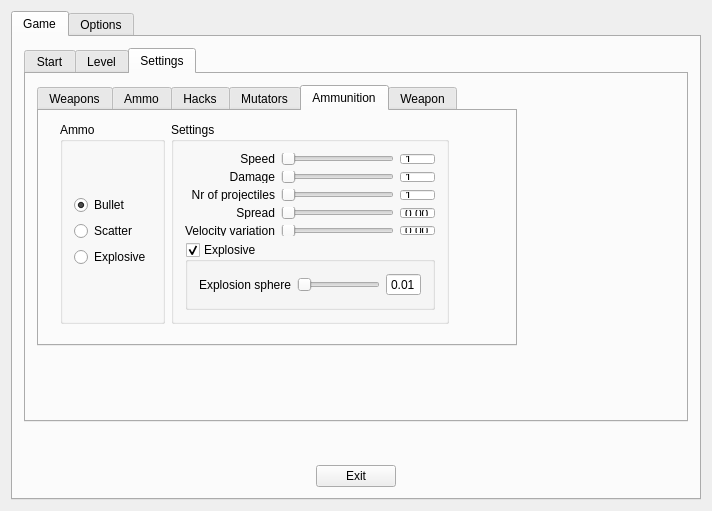
ensq/xkill-resources, file xkill-gui/MainMenu.ui: the form before one commit.
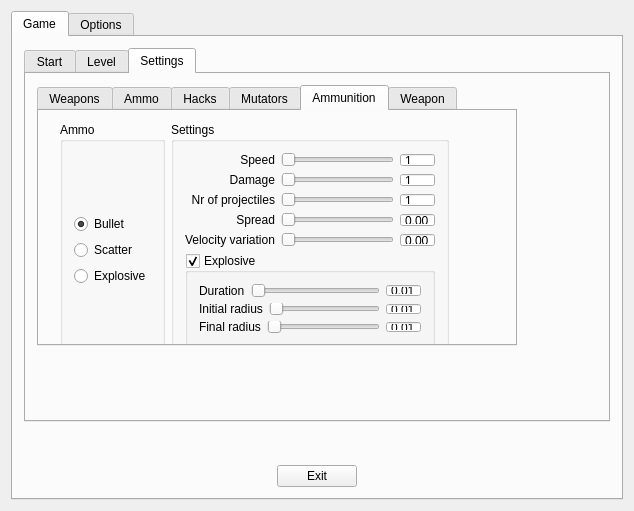
The form after the commit. The open tabs and pages were chosen to show the change. Icons and pictures are not drawn.

Commit message: Explosion sphere radius and growth. Not visble yet.

The edit to the form file:
```diff
--- a/xkill-gui/MainMenu.ui
+++ b/xkill-gui/MainMenu.ui
@@ -6,8 +6,8 @@
    <rect>
     <x>0</x>
     <y>0</y>
-    <width>712</width>
-    <height>455</height>
+    <width>594</width>
+    <height>442</height>
    </rect>
   </property>
   <property name="windowTitle">
@@ -1414,7 +1414,7 @@
                         <x>10</x>
                         <y>0</y>
                         <width>411</width>
-                        <height>224</height>
+                        <height>261</height>
                        </rect>
                       </property>
                       <layout class="QHBoxLayout" name="horizontalLayout_17">
@@ -1708,12 +1708,52 @@
                              <bool>true</bool>
                             </property>
                             <layout class="QVBoxLayout" name="verticalLayout_34">
+                             <item>
+                              <layout class="QHBoxLayout" name="horizontalLayout_41">
+                               <item>
+                                <widget class="QLabel" name="label_36">
+                                 <property name="text">
+                                  <string>Duration</string>
+                                 </property>
+                                </widget>
+                               </item>
+                               <item>
+                                <widget class="QSlider" name="horizontalSlider_Ammo_ExplosionDuration">
+                                 <property name="minimum">
+                                  <number>1</number>
+                                 </property>
+                                 <property name="maximum">
+                                  <number>100</number>
+                                 </property>
+                                 <property name="orientation">
+                                  <enum>Qt::Horizontal</enum>
+                                 </property>
+                                </widget>
+                               </item>
+                               <item>
+                                <widget class="QDoubleSpinBox" name="doubleSpinBox_Ammo_ExplosionDuration">
+                                 <property name="readOnly">
+                                  <bool>true</bool>
+                                 </property>
+                                 <property name="buttonSymbols">
+                                  <enum>QAbstractSpinBox::NoButtons</enum>
+                                 </property>
+                                 <property name="minimum">
+                                  <double>0.010000000000000</double>
+                                 </property>
+                                 <property name="maximum">
+                                  <double>1.000000000000000</double>
+                                 </property>
+                                </widget>
+                               </item>
+                              </layout>
+                             </item>
                              <item>
                               <layout class="QHBoxLayout" name="horizontalLayout_39">
                                <item>
                                 <widget class="QLabel" name="label_33">
                                  <property name="text">
-                                  <string>Explosion sphere</string>
+                                  <string>Initial radius</string>
                                  </property>
                                 </widget>
                                </item>
@@ -1731,7 +1771,47 @@
                                 </widget>
                                </item>
                                <item>
-                                <widget class="QDoubleSpinBox" name="doubleSpinBox_Ammo_ExplosionSphere">
+                                <widget class="QDoubleSpinBox" name="doubleSpinBox_Ammo_ExplosionInitialRadius">
+                                 <property name="readOnly">
+                                  <bool>true</bool>
+                                 </property>
+                                 <property name="buttonSymbols">
+                                  <enum>QAbstractSpinBox::NoButtons</enum>
+                                 </property>
+                                 <property name="minimum">
+                                  <double>0.010000000000000</double>
+                                 </property>
+                                 <property name="maximum">
+                                  <double>1.000000000000000</double>
+                                 </property>
+                                </widget>
+                               </item>
+                              </layout>
+                             </item>
+                             <item>
+                              <layout class="QHBoxLayout" name="horizontalLayout_40">
+                               <item>
+                                <widget class="QLabel" name="label_35">
+                                 <property name="text">
+                                  <string>Final radius</string>
+                                 </property>
+                                </widget>
+                               </item>
+                               <item>
+                                <widget class="QSlider" name="horizontalSlider_Ammo_ExplosionFinalRadius">
+                                 <property name="minimum">
+                                  <number>1</number>
+                                 </property>
+                                 <property name="maximum">
+                                  <number>100</number>
+                                 </property>
+                                 <property name="orientation">
+                                  <enum>Qt::Horizontal</enum>
+                                 </property>
+                                </widget>
+                               </item>
+                               <item>
+                                <widget class="QDoubleSpinBox" name="doubleSpinBox_Ammo_ExplosionFinalRadius">
                                  <property name="readOnly">
                                   <bool>true</bool>
                                  </property>
```
Left out of the diff: 8 changed lines with no effect on the pictures.
